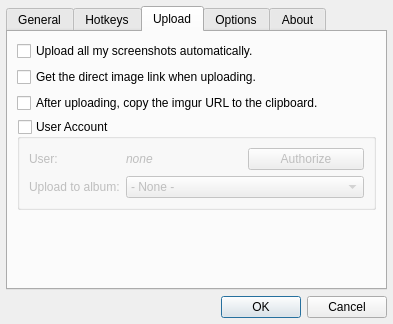
Old version of the form dialogs/optionsdialog.ui in the repository ckaiser/Lightscreen.
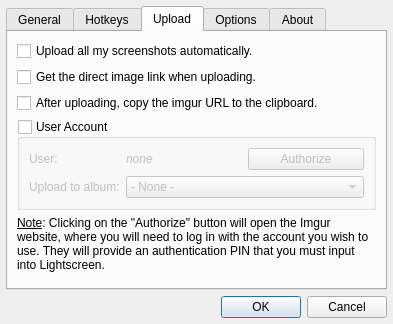
New version of the form. The open tabs and pages were chosen to show the change. Custom widgets are drawn as their Qt base class.

Commit message: Added imgur help text, fixed Windows XP support

Patch:
```diff
--- a/dialogs/optionsdialog.ui
+++ b/dialogs/optionsdialog.ui
@@ -647,6 +647,16 @@
          </layout>
         </widget>
        </item>
+       <item>
+        <widget class="QLabel" name="imgurHelpLabel">
+         <property name="text">
+          <string>&lt;html&gt;&lt;head/&gt;&lt;body&gt;&lt;p&gt;&lt;span style=&quot; text-decoration: underline;&quot;&gt;Note&lt;/span&gt;: Clicking on the &amp;quot;Authorize&amp;quot; button will open the Imgur website, where you will need to log in with the account you wish to use. They will provide an authentication PIN that you must input into Lightscreen.&lt;/p&gt;&lt;/body&gt;&lt;/html&gt;</string>
+         </property>
+         <property name="wordWrap">
+          <bool>true</bool>
+         </property>
+        </widget>
+       </item>
        <item>
         <spacer name="verticalSpacer_2">
          <property name="orientation">
```
Left out of the diff: 6 changed lines with no effect on the pictures. The commit also changes 3 other files.
